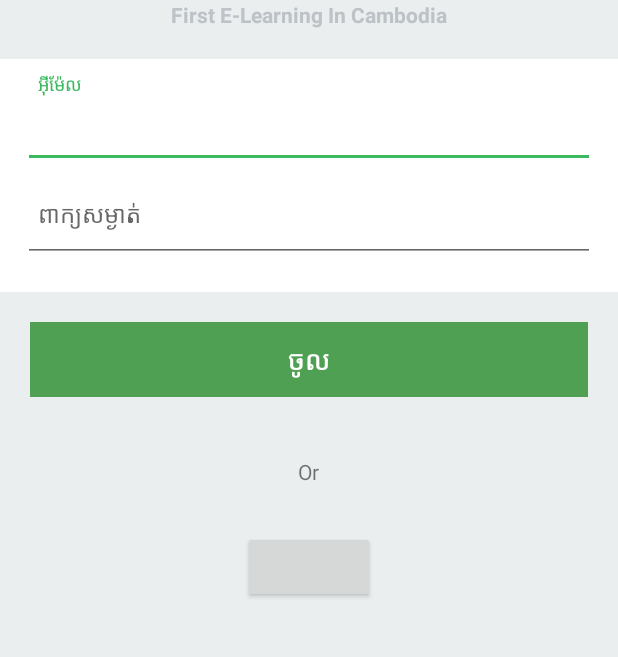
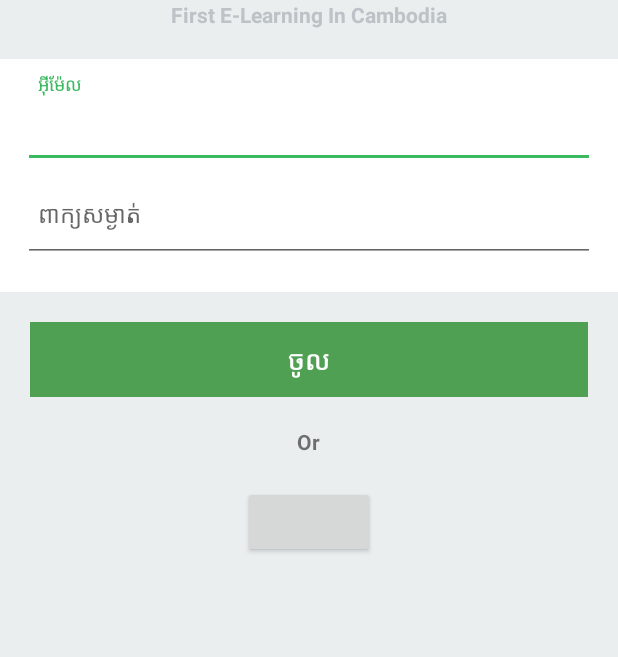
Before and after one commit to codeworxzw/KhmerAcademy, an Android app: the RegisterActivity screen opened directly, with no data from a screen before it, on a phone screen of 412 x 824 dp, the part 158-815 px from its top. Run offline under Robolectric (Android 15) with nearby library versions, the light colour scheme and no system bars; our stand-ins replace Volley; libraries missing offline, so code that uses them is left out: com.facebook, com.facebook.login, com.flyco.tablayout, dmax.dialog, eu.inmite.android; plain views replace LoginButton, SlidingTabLayout; 9 statements that could not run were skipped.

Commit message:
pw and confirm pw fixed

```diff
--- a/app/src/main/java/org/khmeracademy/Activity/RegisterActivity.java
+++ b/app/src/main/java/org/khmeracademy/Activity/RegisterActivity.java
@@ -12,6 +12,7 @@ import android.widget.Spinner;
 import com.flyco.tablayout.SlidingTabLayout;
 import com.flyco.tablayout.listener.OnTabSelectListener;
 
+import org.khmeracademy.R;
 import org.khmeracademy.TapLayout.LinkButtonToTab;
 import org.khmeracademy.TapLayout.LogInSignUp;
 
@@ -29,7 +30,7 @@ public class RegisterActivity extends AppCompatActivity implements OnTabSelectLi
     @Override
     protected void onCreate(Bundle savedInstanceState) {
         super.onCreate(savedInstanceState);
-        setContentView(org.khmeracademy.R.layout.activity_register);
+        setContentView(R.layout.activity_register);
 
         for (String title : mTitles) {
             mFragments.add(LogInSignUp.getInstance(title));
@@ -38,9 +39,9 @@ public class RegisterActivity extends AppCompatActivity implements OnTabSelectLi
         /*View decorView = getWindow().getDecorView();
         ViewPager vp = ViewFindUtils.find(decorView, R.id.vp);*/
 
-        ViewPager vp = (ViewPager) findViewById(org.khmeracademy.R.id.vp);
+        ViewPager vp = (ViewPager) findViewById(R.id.vp);
         vp.setAdapter(new MyPagerAdapter(getSupportFragmentManager()));
-        tabLayout_2 = (SlidingTabLayout) findViewById(org.khmeracademy.R.id.tl_2);
+        tabLayout_2 = (SlidingTabLayout) findViewById(R.id.tl_2);
 
         tabLayout_2.setViewPager(vp);
         tabLayout_2.setOnTabSelectListener(this);
--- a/app/src/main/java/org/khmeracademy/TapLayout/LogInSignUp.java
+++ b/app/src/main/java/org/khmeracademy/TapLayout/LogInSignUp.java
@@ -49,14 +49,14 @@ import static eu.inmite.android.lib.validations.form.annotations.RegExp.EMAIL;
 public class LogInSignUp extends Fragment implements LinkButtonToTab {
     private String mTitle;
 
-    @NotEmpty(messageId = org.khmeracademy.R.string.validation_empty)
+    @NotEmpty(messageId = R.string.validation_empty, order = 1)
     private EditText edFullName;
 
-    @NotEmpty(messageId = org.khmeracademy.R.string.validation_empty)
-    @RegExp(value = EMAIL, messageId = R.string.validation_valid_email)
+    @NotEmpty(messageId = R.string.validation_empty, order = 2)
+    @RegExp(value = EMAIL, messageId = R.string.validation_valid_email, order = 3)
     private EditText edEmail;
 
-    @NotEmpty(messageId = R.string.validation_empty)
+    @NotEmpty(messageId = R.string.validation_empty, order = 4)
     private EditText edPassword;
 
     private EditText edComfirmPassword;
@@ -97,12 +97,9 @@ public class LogInSignUp extends Fragment implements LinkButtonToTab {
             spGender.setOnItemSelectedListener(new AdapterView.OnItemSelectedListener() {
                 @Override
                 public void onItemSelected(AdapterView<?> parent, View view, int position, long id) {
-                    //if(spGender.getSelectedItem().equals(""))
                     if (spGender.getSelectedItemPosition() == 0) {
-                        //Toast.makeText(view.getContext(), "Male", Toast.LENGTH_SHORT).show();
                         gender = "Male";
                     } else {
-                        //Toast.makeText(view.getContext(), "Female", Toast.LENGTH_SHORT).show();
                         gender = "Female";
                     }
                 }
@@ -204,7 +201,12 @@ public class LogInSignUp extends Fragment implements LinkButtonToTab {
 
     private void validateSignUp(){
         if(FormValidator.validate(this, new SimpleErrorPopupCallback(getContext()))){
-            signUp();
+            if (edComfirmPassword.getText().toString().equals(edPassword.getText().toString())){
+                signUp();
+            }else{
+                edPassword.setError("Password does not match !");
+                edComfirmPassword.setError("Password does not match !");
+            }
         }
         FormValidator.startLiveValidation(this, new SimpleErrorPopupCallback(getContext()));
         FormValidator.stopLiveValidation(this);
@@ -275,13 +277,17 @@ public class LogInSignUp extends Fragment implements LinkButtonToTab {
         } catch (JSONException e) {
             e.printStackTrace();
         }
-        final SpotsDialog pDialog = new SpotsDialog(getActivity(),  "កំពុងដំណើរការ");
+        final SpotsDialog pDialog = new SpotsDialog(getActivity(), getText(R.string.spotDialog));
         pDialog.show();
 
         GsonObjectRequest jsonRequest = new GsonObjectRequest(Request.Method.POST, API.signUpUrl, param, new Response.Listener<JSONObject>() {
             @Override
             public void onResponse(JSONObject response) {
                 pDialog.dismiss();
+                edFullName.setText("");
+                edEmail.setText("");
+                edPassword.setText("");
+                edComfirmPassword.setText("");
                 ((LinkButtonToTab) getActivity()).selectTab(0);
                 Toast.makeText(getActivity(), "ចុះឈ្មោះដោយជោគជ័យ", Toast.LENGTH_SHORT).show();
             }
@@ -289,7 +295,7 @@ public class LogInSignUp extends Fragment implements LinkButtonToTab {
             @Override
             public void onErrorResponse(VolleyError error) {
                 pDialog.dismiss();
-                Toast.makeText(getActivity(), "Please Check Internet Connection !!", Toast.LENGTH_LONG).show();
+                Toast.makeText(getActivity(), R.string.internet_problem, Toast.LENGTH_LONG).show();
             }
         });
         // Add request queue
@@ -313,7 +319,7 @@ public class LogInSignUp extends Fragment implements LinkButtonToTab {
             e.printStackTrace();
         }
 
-        final SpotsDialog pDialog = new SpotsDialog(getActivity(), "កំពុងដំណើរការ");
+        final SpotsDialog pDialog = new SpotsDialog(getActivity(), getText(R.string.spotDialog));
         pDialog.show();
 
         String url = "http://1.246.219.166:8080/KAAPI/api/authentication/login_with_fb";
--- a/app/src/main/res/layout/activity_log_in.xml
+++ b/app/src/main/res/layout/activity_log_in.xml
@@ -51,12 +51,12 @@
                 android:layout_width="fill_parent"
                 android:layout_height="0dp"
                 android:layout_weight="2"
+                android:background="#ffffff"
                 android:orientation="vertical"
                 android:paddingBottom="20dp"
-            android:paddingTop="10dp"
                 android:paddingLeft="15dp"
                 android:paddingRight="15dp"
-            android:background="#ffffff">
+                android:paddingTop="10dp">
 
 
             <android.support.design.widget.TextInputLayout
@@ -102,38 +102,30 @@
             android:layout_weight="1"
             android:orientation="vertical"
             android:padding="20dp">
+
             <Button
                 android:id="@+id/btn_log_in"
-                android:background="#4FA052"
                 android:layout_width="fill_parent"
                 android:layout_height="50dp"
+                android:background="#4FA052"
+                android:text="@string/log_in"
                 android:textAllCaps="true"
-                android:textSize="18sp"
                 android:textColor="#ffffff"
-                android:text="@string/log_in"/>
+                android:textSize="18sp" />
         </LinearLayout>
-        <LinearLayout
-            android:layout_width="fill_parent"
-            android:layout_height="0dp"
-            android:layout_weight="2"
-            android:orientation="vertical"
-            android:padding="20dp">
-
         <TextView
+            android:id="@+id/textView"
             android:layout_width="wrap_content"
             android:layout_height="wrap_content"
-                android:text="Or"
             android:layout_gravity="center_horizontal"
-                android:id="@+id/textView" />
-
+            android:textStyle="bold"
+            android:text="Or" />
         <com.facebook.login.widget.LoginButton
             android:id="@+id/fb_login_button"
             android:layout_width="wrap_content"
             android:layout_height="wrap_content"
             android:layout_gravity="center_horizontal"
-                android:layout_marginTop="30dp"
-                android:layout_marginBottom="30dp" />
-        </LinearLayout>
+            android:layout_marginTop="20dp" />
     </LinearLayout>
     </ScrollView>
 
--- a/app/src/main/res/layout/activity_sign_up.xml
+++ b/app/src/main/res/layout/activity_sign_up.xml
@@ -92,7 +92,7 @@
                             android:id="@+id/tv_school"
                             android:layout_width="wrap_content"
                             android:layout_height="wrap_content"
-                            android:text="ភេទ"
+                            android:text="@string/profile_gender"
                             android:layout_marginTop="15dp"
                             android:textSize="16sp"/>
                         <Spinner
@@ -101,7 +101,7 @@
                             android:layout_height="wrap_content"
                             android:prompt="@string/spinner_title"
                             android:layout_alignBaseline="@+id/tv_school"
-                            android:layout_marginLeft="50dp"/>
+                            android:layout_marginLeft="80dp"/>
                     </RelativeLayout>
 
 
--- a/app/src/main/res/values/arrays.xml
+++ b/app/src/main/res/values/arrays.xml
@@ -1,8 +1,8 @@
 <?xml version="1.0" encoding="utf-8"?>
 <resources>
     <string-array name="gender_array">
-        <item>ប្រុស</item>
-        <item>ស្រី</item>
+        <item>@string/male</item>
+        <item>@string/female</item>
     </string-array>
     <string-array name="school_array">
         <item>NU</item>
```
Also changed, not shown: app/src/main/java/org/khmeracademy/Activity/SubCategory.java (+0 -10 lines), app/src/main/res/values/strings.xml (+2 -1 lines), 1 other file. Lines whose indentation alone changed are shown as unchanged.
